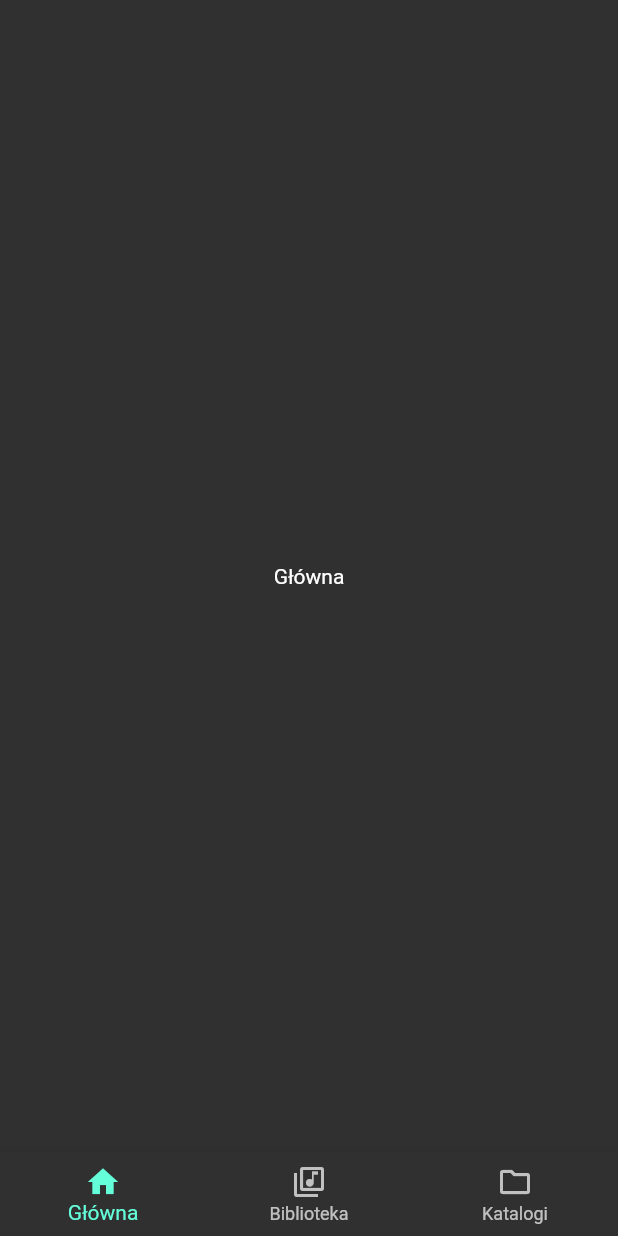
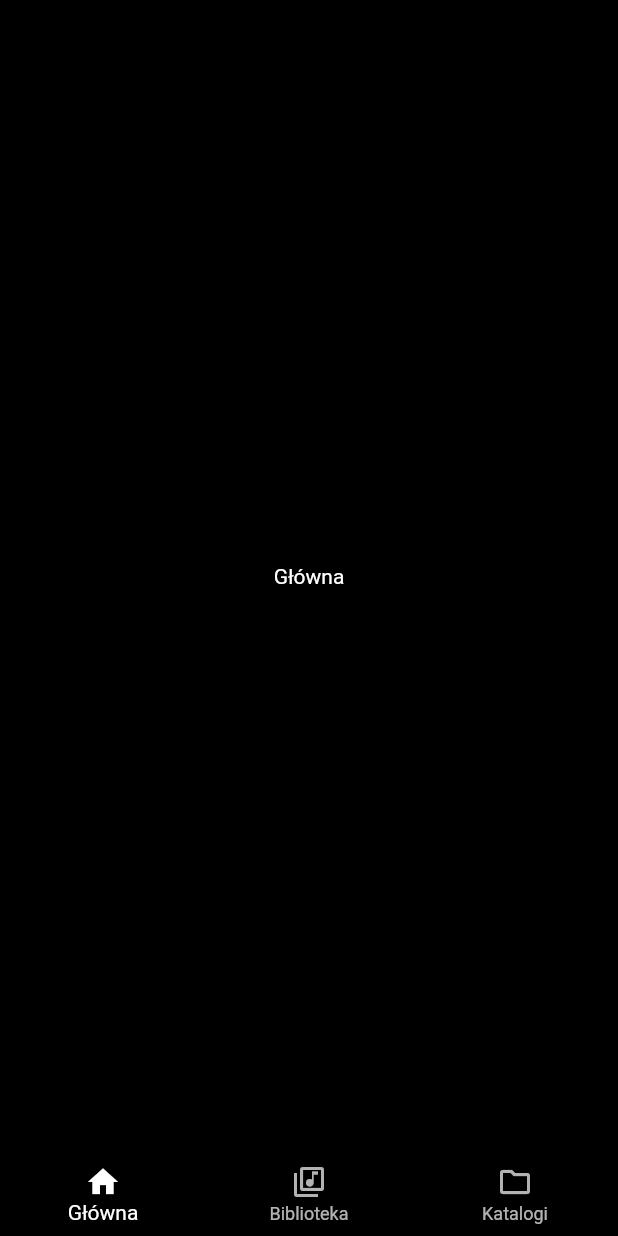
Before and after one commit to pureduck2/odtwarzacz, a Flutter app: the screen it shows after launch, on a phone screen of 412 x 824 dp. Run offline on Flutter 3.47's test engine with Material 2 defaults, Android fonts, the phone set to English and light mode, and no system bars.

Commit message:
Change colors

```diff
--- a/lib/app.dart
+++ b/lib/app.dart
@@ -32,7 +32,12 @@ class MyAppState extends State<MyApp> {
       debugShowCheckedModeBanner: false,
       title: 'Odtwarzacz',
       theme: ThemeData.light(),
-      darkTheme: ThemeData.dark(),
+      darkTheme: ThemeData.dark()
+        .copyWith(scaffoldBackgroundColor: Colors.black)
+        .copyWith(bottomNavigationBarTheme: const BottomNavigationBarThemeData(
+          backgroundColor: Colors.black,
+          selectedItemColor: Colors.white,
+        )),
       themeMode: ThemeMode.dark,
       home: Scaffold(
         body: SafeArea(
```
